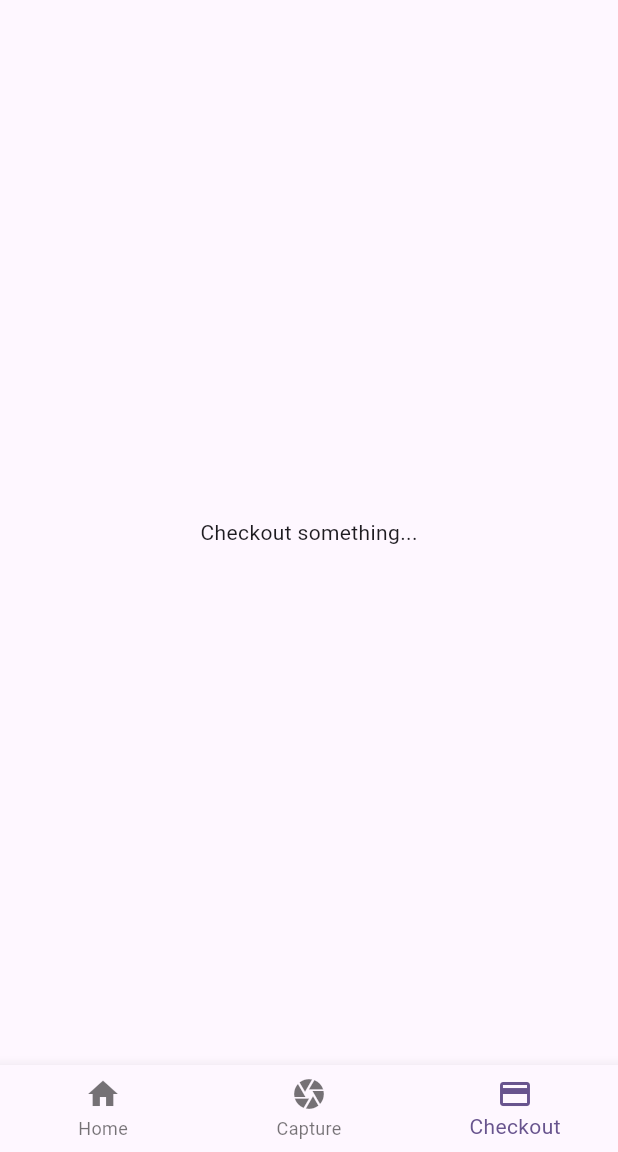
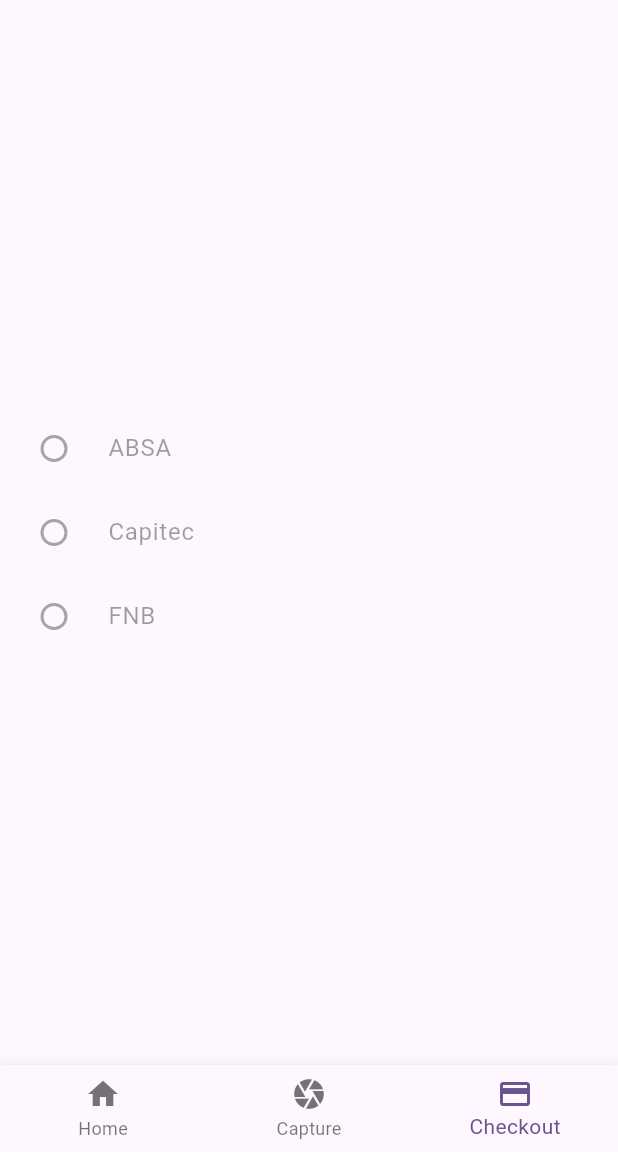
Before and after one commit to koorzenb/stockit, a Flutter app: the screen it shows after launch, item 3 of the bottom bar chosen, on a phone screen of 412 x 824 dp, the part 84-1236 px from its top. Run offline on Flutter 3.47's test engine with Material 2 defaults, Android fonts, the light colour scheme and no system bars; our stand-ins replace get, image_picker.

Commit message:
Added radioListTiles to checkout

```diff
--- a/lib/screens/checkout_page.dart
+++ b/lib/screens/checkout_page.dart
@@ -1,12 +1,32 @@
-import 'package:flutter/widgets.dart';
+import 'package:flutter/material.dart';
 
 class CheckoutPage extends StatelessWidget {
   const CheckoutPage({super.key});
 
   @override
   Widget build(BuildContext context) {
-    return const Center(
-      child: Text('Checkout something...'),
+    return const Column(
+      mainAxisAlignment: MainAxisAlignment.center,
+      children: [
+        RadioListTile(
+          value: true,
+          groupValue: 'bank',
+          onChanged: null,
+          title: Text('ABSA'),
+        ),
+        RadioListTile(
+          value: true,
+          groupValue: 'bank',
+          onChanged: null,
+          title: Text('Capitec'),
+        ),
+        RadioListTile(
+          value: true,
+          groupValue: 'bank',
+          onChanged: null,
+          title: Text('FNB'),
+        ),
+      ],
     );
   }
 }
```
